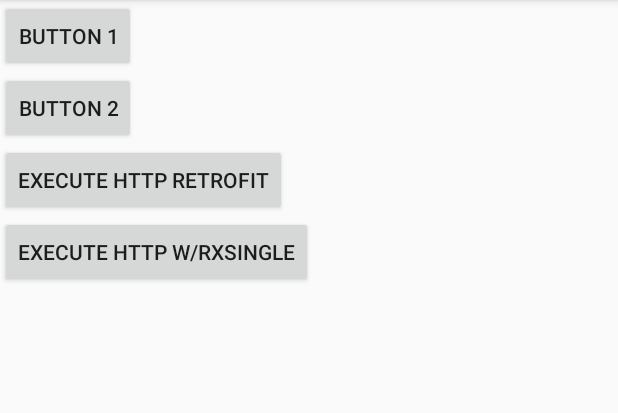
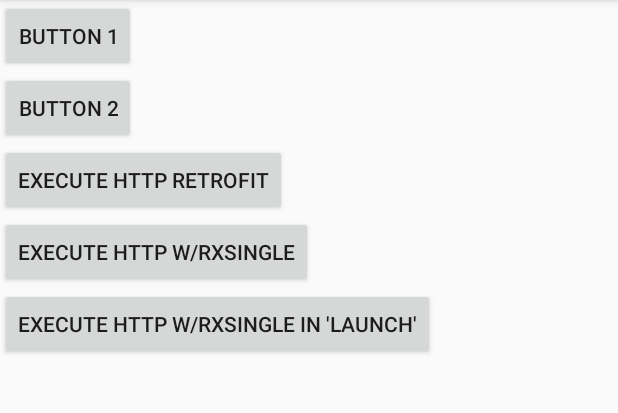
Before and after one commit to Nilzor/coroutines-android, an Android app: the screen it shows after launch (MainActivity), on a phone screen of 412 x 824 dp, the part 84-497 px from its top. Run offline under Robolectric (Android 15) with nearby library versions, the phone set to English and light mode, and no system bars; libraries missing offline, so code that uses them is left out: kotlinx.coroutines.experimental, rx.schedulers; 5 statements that could not run were skipped.

```diff
--- a/app/src/main/java/com/example/nilzor/coroutines/Corot.kt
+++ b/app/src/main/java/com/example/nilzor/coroutines/Corot.kt
@@ -23,6 +23,12 @@ object Corot {
             } catch (e: Exception) {
                 Log.e(TAG, "ERR", e)
             }
+        }
+    }
+
+    fun execHttpWithRxSingleWrapped() {
+        launch(CommonPool) {
+            execHttpWithRxSingle()
         }
     }
 
--- a/app/src/main/java/com/example/nilzor/coroutines/MainActivity.kt
+++ b/app/src/main/java/com/example/nilzor/coroutines/MainActivity.kt
@@ -29,4 +29,8 @@ class MainActivity : AppCompatActivity() {
         Corot.execHttpWithRxSingle()
     }
 
+    fun button5(v: View) {
+        Corot.execHttpWithRxSingleWrapped()
+    }
+
 }
--- a/app/src/main/res/layout/activity_main.xml
+++ b/app/src/main/res/layout/activity_main.xml
@@ -34,5 +34,11 @@
             android:onClick="button4"
             android:text="Execute HTTP w/rxSingle"/>
 
+        <Button
+            android:layout_width="wrap_content"
+            android:layout_height="wrap_content"
+            android:onClick="button5"
+            android:text="Execute HTTP w/rxSingle in 'launch'"/>
+
     </LinearLayout>
 </android.support.constraint.ConstraintLayout>
```
